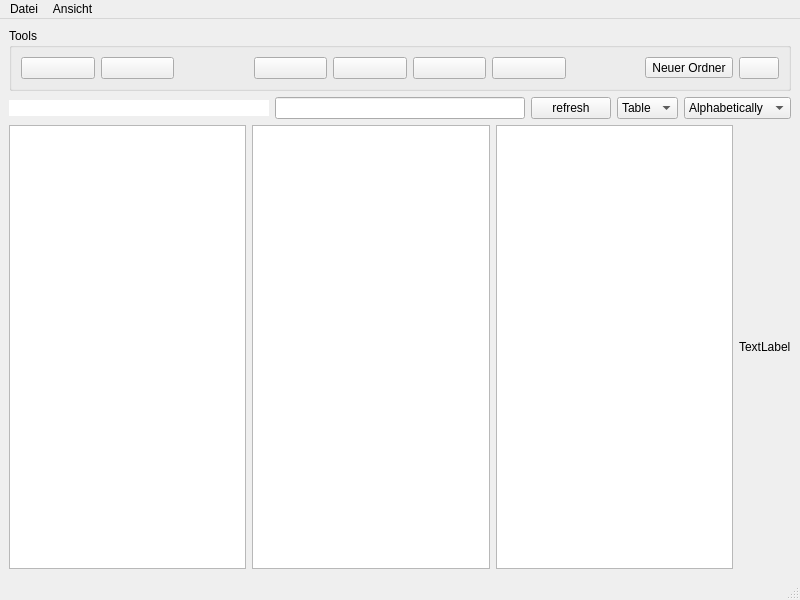
Before: the Qt Designer form stegano_gui/mainwindow.ui in Bonoolu/SteganoFS, drawn with Qt 5.
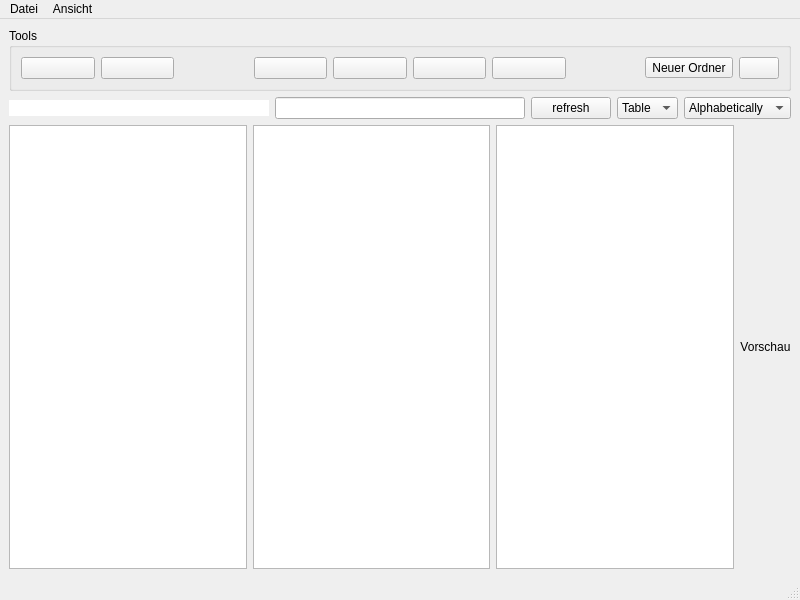
After: the same form once the commit is applied. Icons and pictures are not drawn.

Diff of the .ui file:
```diff
--- a/stegano_gui/mainwindow.ui
+++ b/stegano_gui/mainwindow.ui
@@ -348,8 +348,26 @@
         </item>
         <item>
          <widget class="QLabel" name="previewLabel">
+          <property name="sizePolicy">
+           <sizepolicy hsizetype="Expanding" vsizetype="Expanding">
+            <horstretch>0</horstretch>
+            <verstretch>0</verstretch>
+           </sizepolicy>
+          </property>
+          <property name="minimumSize">
+           <size>
+            <width>0</width>
+            <height>0</height>
+           </size>
+          </property>
           <property name="text">
-           <string>TextLabel</string>
+           <string>Vorschau</string>
+          </property>
+          <property name="scaledContents">
+           <bool>true</bool>
+          </property>
+          <property name="alignment">
+           <set>Qt::AlignCenter</set>
           </property>
          </widget>
         </item>
```
